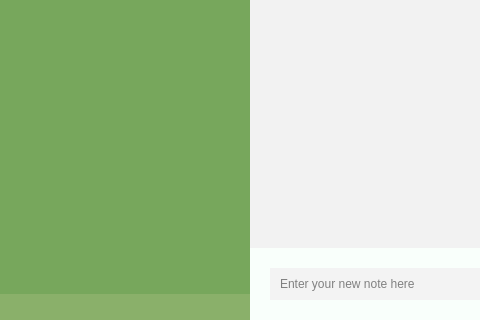
First picture: the form in src/gui/mainwindow.ui, repository thelilfrog/ToDo, before the edit; both pictures show x 0 to 480 and y 309 to 629 of the 1032 by 629 pixel window.
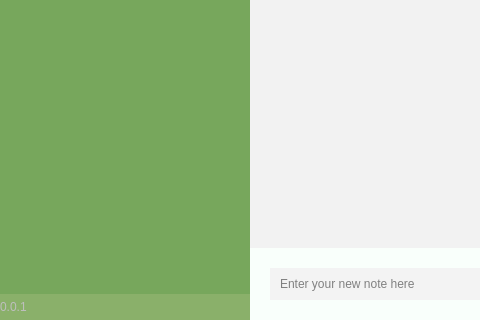
Second picture: the form after the edit. Icons and pictures are not drawn.

```diff
--- a/src/gui/mainwindow.ui
+++ b/src/gui/mainwindow.ui
@@ -204,6 +204,16 @@
            <property name="bottomMargin">
             <number>0</number>
            </property>
+           <item>
+            <widget class="QLabel" name="version">
+             <property name="enabled">
+              <bool>false</bool>
+             </property>
+             <property name="text">
+              <string>0.0.1</string>
+             </property>
+            </widget>
+           </item>
            <item>
             <spacer name="horizontalSpacer">
              <property name="orientation">
```
